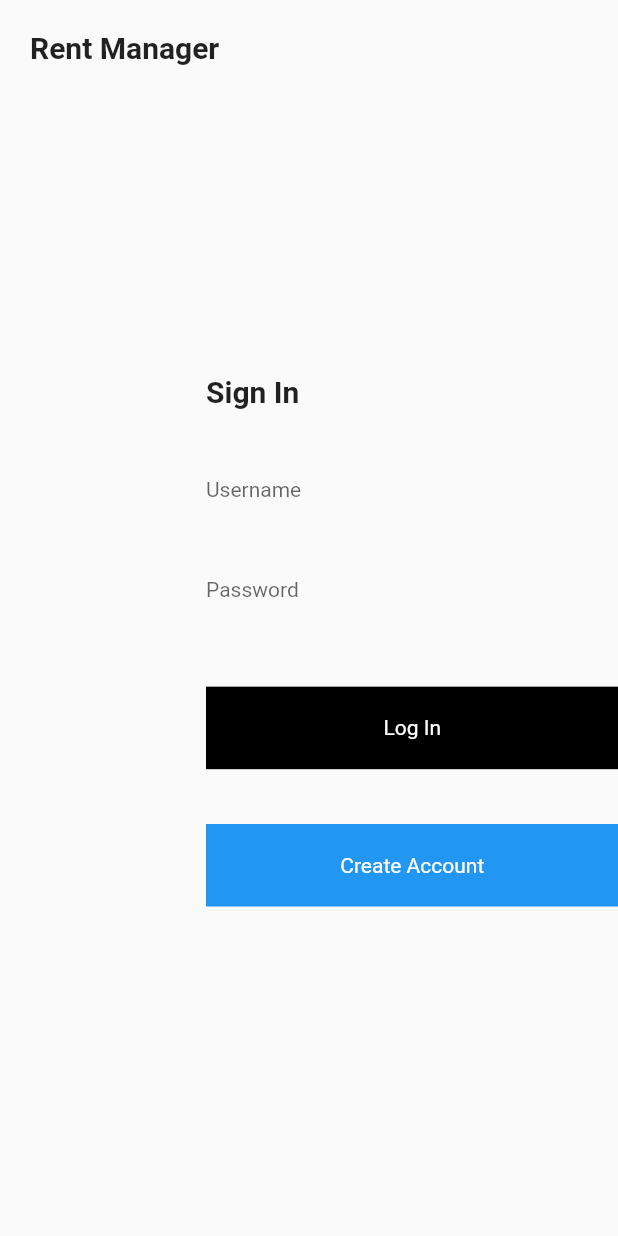
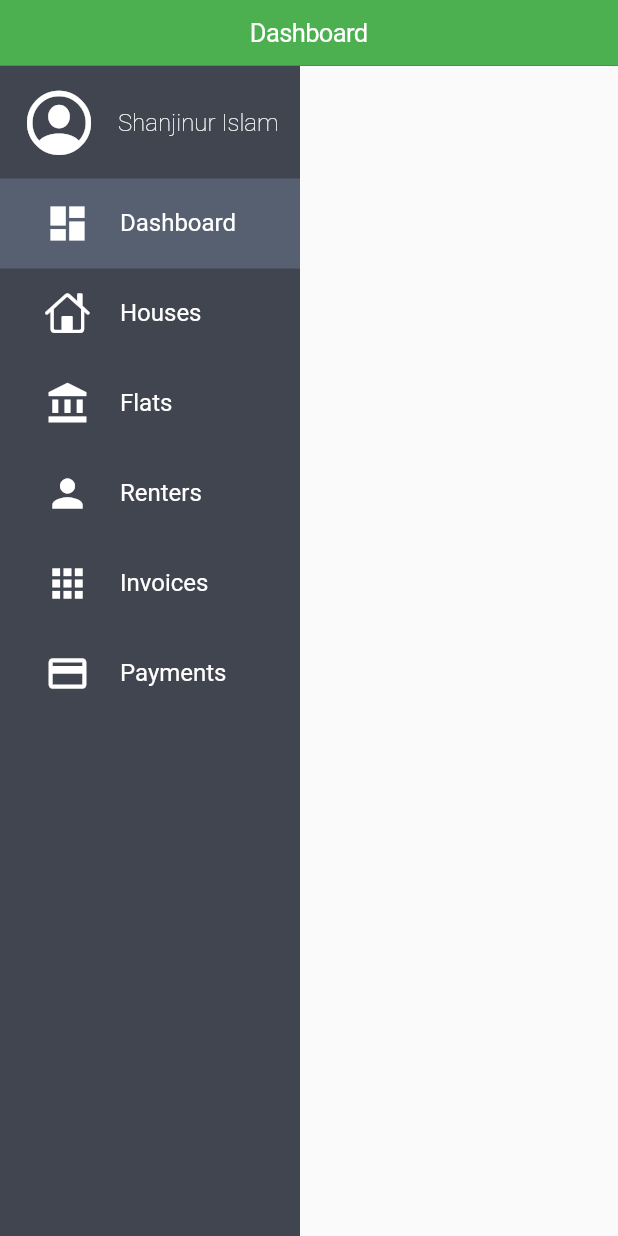
Before and after one commit to ShanjinurIslam/Rent-Mangement, a Flutter app: the screen it shows after launch, after a tap on "Log In", on a phone screen of 412 x 824 dp. Run offline on Flutter 3.47's test engine with Material 2 defaults, Android fonts, the light colour scheme and no system bars; our stand-ins replace splashscreen.

Commit message:
dashboard design complete

```diff
--- a/flutter_app/lib/routes.dart
+++ b/flutter_app/lib/routes.dart
@@ -1,6 +1,8 @@
+import 'package:example_flutter/ui/home/home_ui.dart';
 import 'package:example_flutter/ui/login/login.dart';
 import 'package:flutter/material.dart';
 
 final routes = {
   '/': (BuildContext context) => new LogInPage(),
+  '/home': (BuildContext context) => new HomeScreen(),
 };
--- /dev/null
+++ b/flutter_app/lib/ui/home/home_ui.dart
@@ -0,0 +1,282 @@
+import 'package:flutter/material.dart';
+import 'package:flutter/cupertino.dart';
+
+class HomeScreen extends StatefulWidget {
+  @override
+  State<StatefulWidget> createState() {
+    return new HomeScreenState();
+  }
+}
+
+class HomeScreenState extends State<HomeScreen> {
+  @override
+  Widget build(BuildContext context) {
+    return Scaffold(
+      appBar: CupertinoNavigationBar(
+        backgroundColor: Colors.green,
+        middle: Text(
+          'Dashboard',
+          style: TextStyle(color: Colors.white, fontWeight: FontWeight.normal),
+        ),
+      ),
+      body: Stack(
+        children: <Widget>[
+          Positioned(
+            child: Container(
+              height: MediaQuery.of(context).size.height,
+              width: 200,
+              color: Color.fromRGBO(65, 69, 80, 1),
+              child: Stack(
+                children: <Widget>[
+                  Positioned(
+                    top: 0,
+                    left: 0,
+                    child: Container(
+                      height: 75,
+                      width: 200,
+                      child: Center(
+                        child: Row(
+                          mainAxisAlignment: MainAxisAlignment.spaceEvenly,
+                          crossAxisAlignment: CrossAxisAlignment.center,
+                          children: <Widget>[
+                            Icon(
+                              CupertinoIcons.profile_circled,
+                              size: 50,
+                              color: Colors.white,
+                            ),
+                            Text(
+                              'Shanjinur Islam',
+                              style: TextStyle(
+                                  fontWeight: FontWeight.w100,
+                                  fontSize: 16,
+                                  color: Colors.white),
+                            )
+                          ],
+                        ),
+                      ),
+                    ),
+                  ),
+                  Positioned(
+                    top: 75,
+                    left: 0,
+                    child: InkWell(
+                      child: Container(
+                        height: 60,
+                        width: 200,
+                        color: Color.fromRGBO(87, 96, 113, 1),
+                        child: Center(
+                          child: Stack(
+                            children: <Widget>[
+                              Positioned(
+                                top: 15,
+                                left: 30,
+                                child: Icon(
+                                  Icons.dashboard,
+                                  size: 30,
+                                  color: Colors.white,
+                                ),
+                              ),
+                              Positioned(
+                                top: 20,
+                                left: 80,
+                                child: Text(
+                                  'Dashboard',
+                                  style: TextStyle(
+                                      fontWeight: FontWeight.normal,
+                                      fontSize: 16,
+                                      color: Colors.white),
+                                ),
+                              )
+                            ],
+                          ),
+                        ),
+                      ),
+                    ),
+                  ),
+                  Positioned(
+                    top: 135,
+                    left: 0,
+                    child: InkWell(
+                      child: Container(
+                        height: 60,
+                        width: 200,
+                        child: Center(
+                            child: Stack(
+                          children: <Widget>[
+                            Positioned(
+                              top: 15,
+                              left: 30,
+                              child: Icon(
+                                CupertinoIcons.home,
+                                size: 30,
+                                color: Colors.white,
+                              ),
+                            ),
+                            Positioned(
+                              top: 20,
+                              left: 80,
+                              child: Text(
+                                'Houses',
+                                style: TextStyle(
+                                    fontWeight: FontWeight.normal,
+                                    fontSize: 16,
+                                    color: Colors.white),
+                              ),
+                            )
+                          ],
+                        )),
+                      ),
+                    ),
+                  ),
+                  Positioned(
+                    top: 195,
+                    left: 0,
+                    child: InkWell(
+                      child: Container(
+                        height: 60,
+                        width: 200,
+                        child: Center(
+                            child: Stack(
+                          children: <Widget>[
+                            Positioned(
+                              top: 15,
+                              left: 30,
+                              child: Icon(
+                                Icons.account_balance,
+                                size: 30,
+                                color: Colors.white,
+                              ),
+                            ),
+                            Positioned(
+                              top: 20,
+                              left: 80,
+                              child: Text(
+                                'Flats',
+                                style: TextStyle(
+                                    fontWeight: FontWeight.normal,
+                                    fontSize: 16,
+                                    color: Colors.white),
+                              ),
+                            )
+                          ],
+                        )),
+                      ),
+                    ),
+                  ),
+                  Positioned(
+                    top: 255,
+                    left: 0,
+                    child: InkWell(
+                      child: Container(
+                        height: 60,
+                        width: 200,
+                        child: Center(
+                            child: Stack(
+                          children: <Widget>[
+                            Positioned(
+                              top: 15,
+                              left: 30,
+                              child: Icon(
+                                Icons.person,
+                                size: 30,
+                                color: Colors.white,
+                              ),
+                            ),
+                            Positioned(
+                              top: 20,
+                              left: 80,
+                              child: Text(
+                                'Renters',
+                                style: TextStyle(
+                                    fontWeight: FontWeight.normal,
+                                    fontSize: 16,
+                                    color: Colors.white),
+                              ),
+                            )
+                          ],
+                        )),
+                      ),
+                    ),
+                  ),
+                  Positioned(
+                    top: 315,
+                    left: 0,
+                    child: InkWell(
+                      child: Container(
+                        height: 60,
+                        width: 200,
+                        child: Center(
+                            child: Stack(
+                          children: <Widget>[
+                            Positioned(
+                              top: 15,
+                              left: 30,
+                              child: Icon(
+                                Icons.apps,
+                                size: 30,
+                                color: Colors.white,
+                              ),
+                            ),
+                            Positioned(
+                              top: 20,
+                              left: 80,
+                              child: Text(
+                                'Invoices',
+                                style: TextStyle(
+                                    fontWeight: FontWeight.normal,
+                                    fontSize: 16,
+                                    color: Colors.white),
+                              ),
+                            )
+                          ],
+                        )),
+                      ),
+                    ),
+                  ),
+                  Positioned(
+                    top: 375,
+                    left: 0,
+                    child: InkWell(
+                      child: Container(
+                        height: 60,
+                        width: 200,
+                        child: Center(
+                            child: Stack(
+                          children: <Widget>[
+                            Positioned(
+                              top: 15,
+                              left: 30,
+                              child: Icon(
+                                Icons.payment,
+                                size: 30,
+                                color: Colors.white,
+                              ),
+                            ),
+                            Positioned(
+                              top: 20,
+                              left: 80,
+                              child: Text(
+                                'Payments',
+                                style: TextStyle(
+                                    fontWeight: FontWeight.normal,
+                                    fontSize: 16,
+                                    color: Colors.white),
+                              ),
+                            )
+                          ],
+                        )),
+                      ),
+                    ),
+                  )
+                ],
+              ),
+            ),
+            top: 0,
+            left: 0,
+            width: 200,
+          ),
+        ],
+      ),
+    );
+  }
+}
--- a/flutter_app/lib/ui/login/login.dart
+++ b/flutter_app/lib/ui/login/login.dart
@@ -47,7 +47,7 @@ class AfterSplash extends StatelessWidget {
             left: MediaQuery.of(context).size.width / 3,
             child: Text(
               'Sign In',
-              style: TextStyle(fontWeight: FontWeight.bold, fontSize: 20.0),
+              style: TextStyle(fontWeight: FontWeight.bold, fontSize: 25.0),
             ),
           ),
           Positioned(
@@ -84,7 +84,7 @@ class AfterSplash extends StatelessWidget {
             left: MediaQuery.of(context).size.width / 3,
             child: InkWell(
               onTap: () {
-                print('object');
+                Navigator.pushReplacementNamed(context, '/home');
               },
               child: Container(
                 height: 55,
```
Also changed, not shown: 1 other file.
